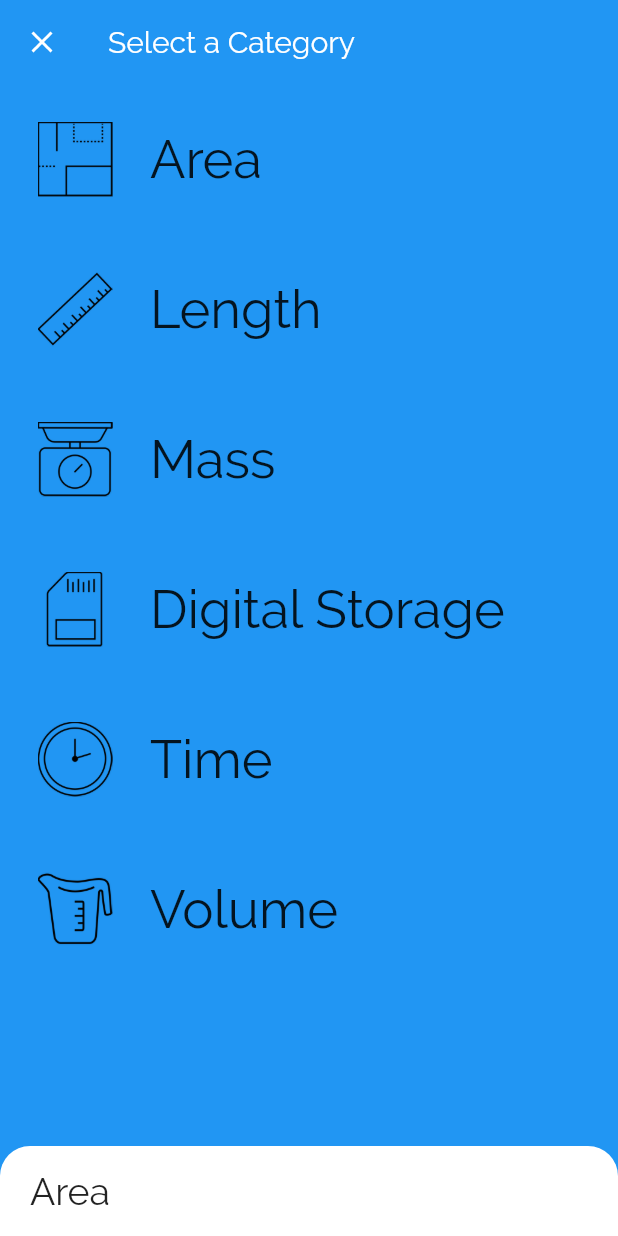
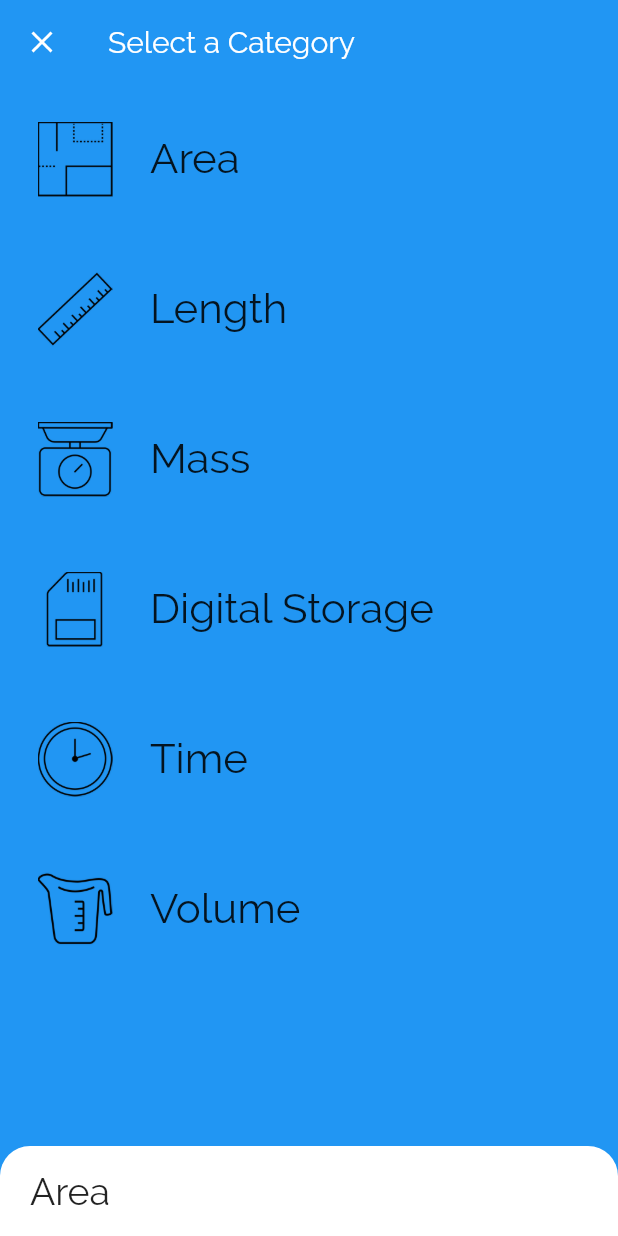
Before and after one commit to minhthong095/my_unit_converter, a Flutter app: the screen it shows after launch, on a phone screen of 412 x 824 dp. Run offline on Flutter 3.47's test engine with Material 2 defaults, Android fonts, the phone set to English and light mode, and no system bars; our stand-ins replace bloc, equatable, flutter_bloc.

Commit message:
change name folder/file

```diff
--- a/lib/converter/bloc/bloc-converter.dart
+++ b/lib/converter/bloc/bloc_converter.dart
@@ -1,8 +1,8 @@
 import 'package:bloc/bloc.dart';
-import 'package:my_unit_converter/converter/bloc/event-converter.dart';
+import 'package:my_unit_converter/converter/bloc/event_converter.dart';
 import 'package:my_unit_converter/converter/bloc/model-converter.dart';
-import 'package:my_unit_converter/converter/bloc/model-conversion.dart';
-import 'package:my_unit_converter/converter/bloc/state-converter.dart';
+import 'package:my_unit_converter/converter/bloc/model_conversion.dart';
+import 'package:my_unit_converter/converter/bloc/state_converter.dart';
 
 class BlocConverter extends Bloc<EventConverter, StateConverter> {
   @override
--- a/lib/converter/bloc/event-converter.dart
+++ b/lib/converter/bloc/event_converter.dart
@@ -1,5 +1,5 @@
 import 'package:flutter/foundation.dart';
-import 'package:my_unit_converter/converter/bloc/model-conversion.dart';
+import 'package:my_unit_converter/converter/bloc/model_conversion.dart';
 
 abstract class EventConverter {
   const EventConverter();
--- a/lib/converter/bloc/model-converter.dart
+++ b/lib/converter/bloc/model-converter.dart
@@ -1,5 +1,5 @@
 import 'package:equatable/equatable.dart';
-import 'package:my_unit_converter/converter/bloc/model-conversion.dart';
+import 'package:my_unit_converter/converter/bloc/model_conversion.dart';
 
 class ModelConverter extends Equatable {
   final String valueInput;
--- a/lib/list-converter/list-converter.dart
+++ b/lib/list_converter/list_converter.dart
@@ -60,7 +60,7 @@ class ItemConverter extends StatelessWidget {
           ),
           Text(
             data.title,
-            style: TextStyle(fontSize: 35),
+            style: TextStyle(fontSize: 28),
           ),
         ],
       ),
```
Also changed, not shown: lib/converter/converter.dart (+4 -4 lines), lib/main.dart (+4 -4 lines), lib/converter/bloc/model_conversion.dart (renamed from lib/converter/bloc/model-conversion.dart), lib/converter/bloc/state_converter.dart (renamed from lib/converter/bloc/state-converter.dart), 1 other file.
